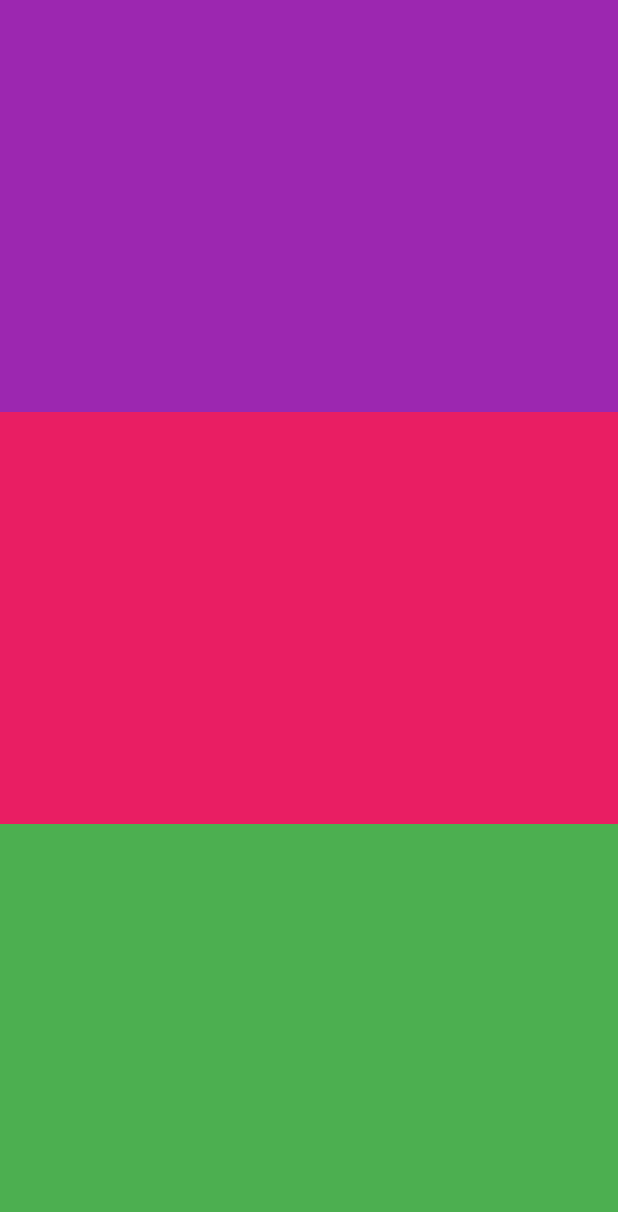
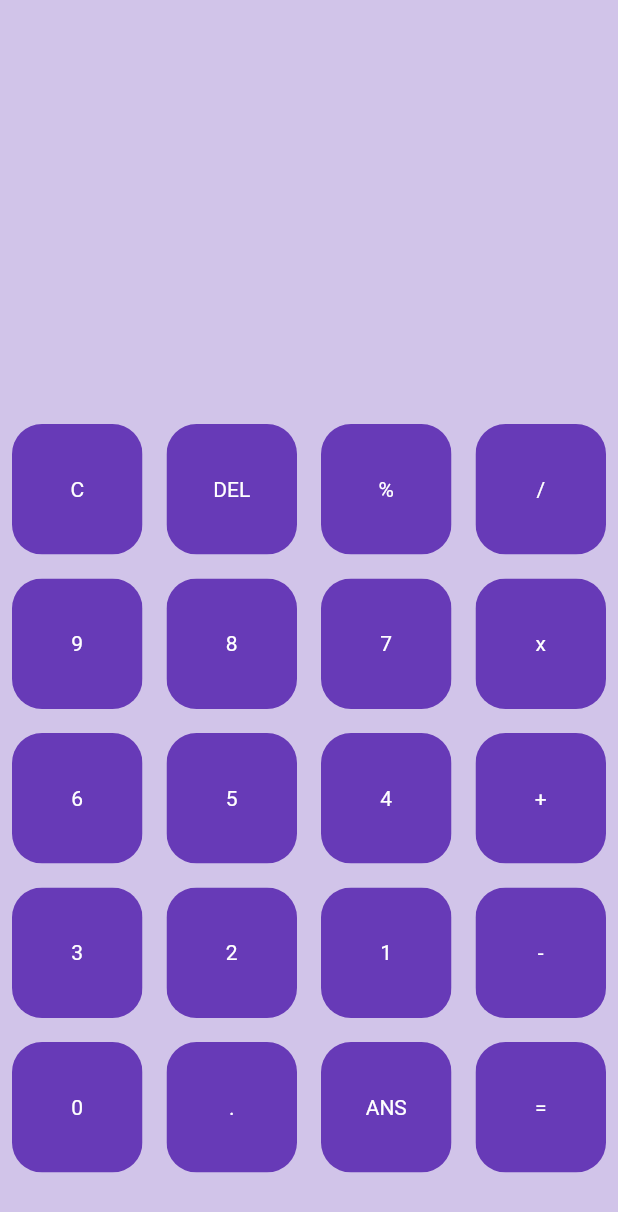
Before and after one commit to rheaacharya77/Calculator, a Flutter app: the screen it shows after launch, on a phone screen of 412 x 824 dp. Shown: the top 1212 px of the screen. Run offline on Flutter 3.47's test engine with Material 2 defaults, Android fonts, the phone set to English and light mode, and no system bars.

```diff
--- /dev/null
+++ b/lib/buttons.dart
@@ -0,0 +1,30 @@
+import 'package:flutter/material.dart';
+
+class MyButton extends StatelessWidget {
+  final color;
+  final textColor;
+  final String buttonText;
+
+  MyButton({this.color, this.textColor, this.buttonText});
+
+  @override
+  Widget build(BuildContext context) {
+    return Padding (
+      padding: const EdgeInsets.all(8.0),
+          child: ClipRRect(
+        borderRadius: BorderRadius.circular(20),
+        child: Container(
+          color: color,
+          child: Center(
+            child: Text(
+              buttonText,
+              style: TextStyle(
+                color: textColor,
+              ),
+            ),
+          ),
+        ),
+      ),
+    );
+  }
+}
--- a/lib/main.dart
+++ b/lib/main.dart
@@ -1,4 +1,6 @@
 import 'package:flutter/material.dart';
+
+import './buttons.dart';
 
 void main() {
   runApp(MyApp());
@@ -8,28 +10,67 @@ class MyApp extends StatelessWidget {
   @override
   Widget build(BuildContext context) {
     return MaterialApp(
-        home: SafeArea(
-      child: Scaffold(
+      home: HomePage(),
+    );
+  }
+}
+
+class HomePage extends StatefulWidget {
+  @override
+  _HomePageState createState() => _HomePageState();
+}
+
+class _HomePageState extends State<HomePage> {
+  final List<String> buttons = [
+    'C',
+    'DEL',
+    '%',
+    '/',
+    '9',
+    '8',
+    '7',
+    'x',
+    '6',
+    '5',
+    '4',
+    '+',
+    '3',
+    '2',
+    '1',
+    '-',
+    '0',
+    '.',
+    'ANS',
+    '=',
+  ];
+
+  @override
+  Widget build(BuildContext context) {
+    return Scaffold(
+      backgroundColor: Colors.deepPurple[100],
       body: Column(
         children: [
           Expanded(
-              child: Container(
-                color: Colors.purple,
-              ),
+            child: Container(),
           ),
           Expanded(
+            flex: 2,
             child: Container(
-                color: Colors.pink,
+              child: GridView.builder(
+                  itemCount: buttons.length,
+                  gridDelegate: SliverGridDelegateWithFixedCrossAxisCount(
+                      crossAxisCount: 4),
+                  itemBuilder: (BuildContext context, int index) {
+                    return MyButton(
+                      buttonText: buttons[index],
+                      color: Colors.deepPurple,
+                      textColor: Colors.white,
+                    );
+                  }),
             ),
-            ),
-            Expanded(
-              child: Container(
-                color: Colors.green,
-              ),
-            ),
+          )
         ],
       ),
-      ),
-    ));
+    );
   }
 }
```
Lines whose indentation alone changed are shown as unchanged.
